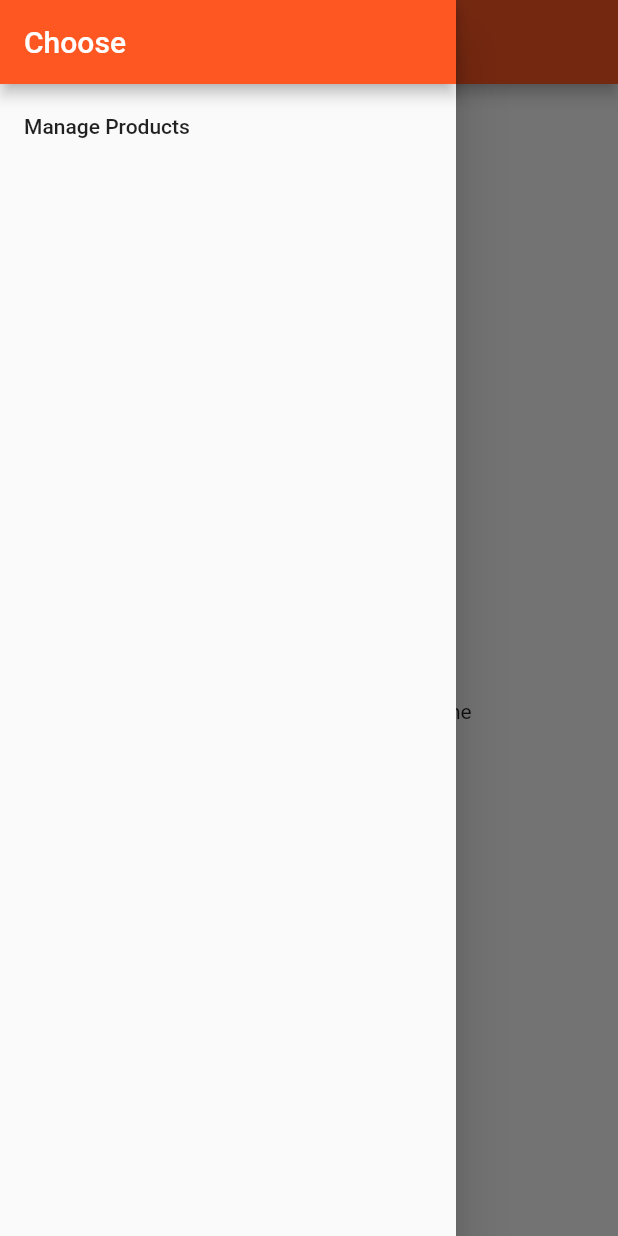
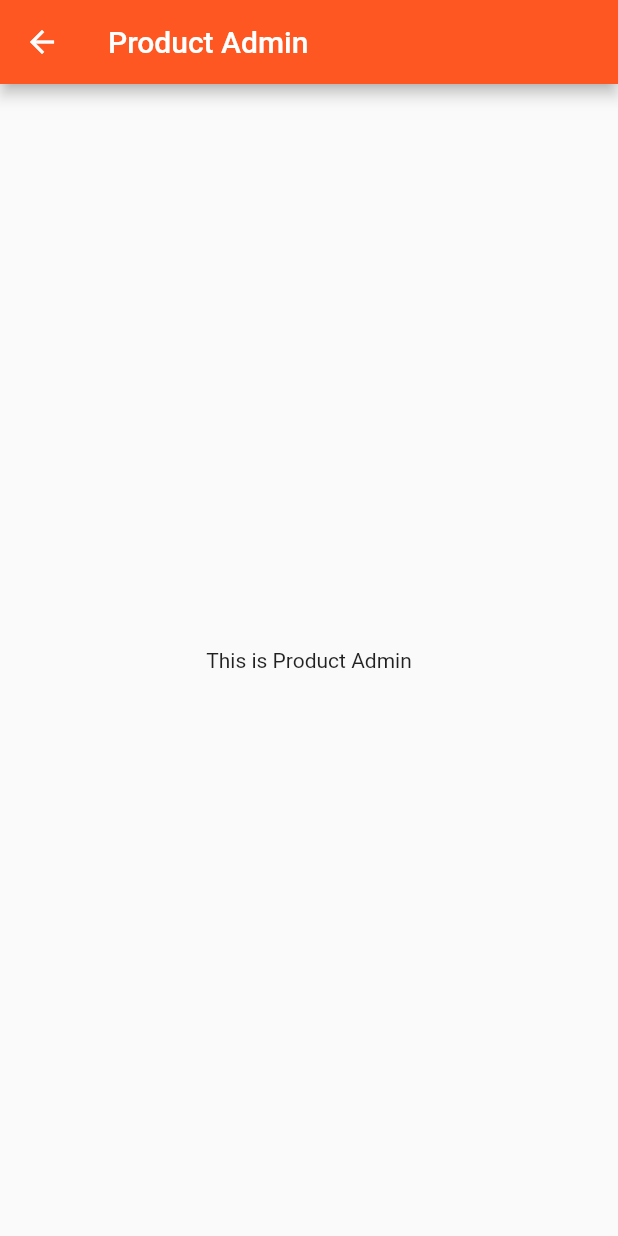
Before and after one commit to arifpurwandaru/flutter_course, a Flutter app: the HomePage screen opened directly, in the side drawer, after a tap on "Manage Products", on a phone screen of 412 x 824 dp. Run offline on Flutter 3.47's test engine with Material 2 defaults, Android fonts, the phone set to English and light mode, and no system bars.

Commit message:
Assignment 2: Time to practice navigation part 1

```diff
--- a/lib/pages/home.dart
+++ b/lib/pages/home.dart
@@ -1,6 +1,7 @@
 import 'package:flutter/material.dart';
 
 import '../product_manager.dart';
+import './product_admin.dart';
 
 class HomePage extends StatelessWidget {
   @override
@@ -15,7 +16,12 @@ class HomePage extends StatelessWidget {
             ),
             ListTile(
               title: Text('Manage Products'),
-              onTap: () {},
+              onTap: () {
+                Navigator.pushReplacement(
+                    context,
+                    MaterialPageRoute(
+                        builder: (BuildContext context) => ProductAdmin()));
+              },
             )
           ],
         ),
--- /dev/null
+++ b/lib/pages/product_admin.dart
@@ -0,0 +1,15 @@
+import 'package:flutter/material.dart';
+
+class ProductAdmin extends StatelessWidget {
+  @override
+  Widget build(BuildContext context) {
+    return Scaffold(
+      appBar: AppBar(
+        title: Text('Product Admin'),
+      ),
+      body: Center(
+        child: Text('This is Product Admin'),
+      ),
+    );
+  }
+}
```
